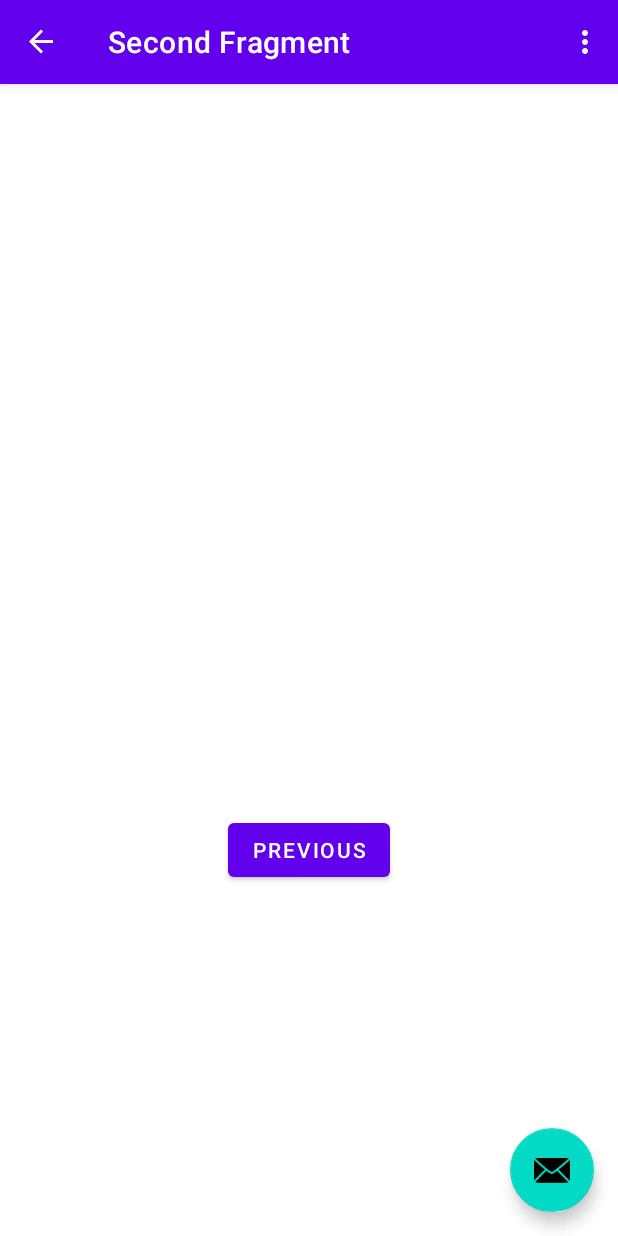
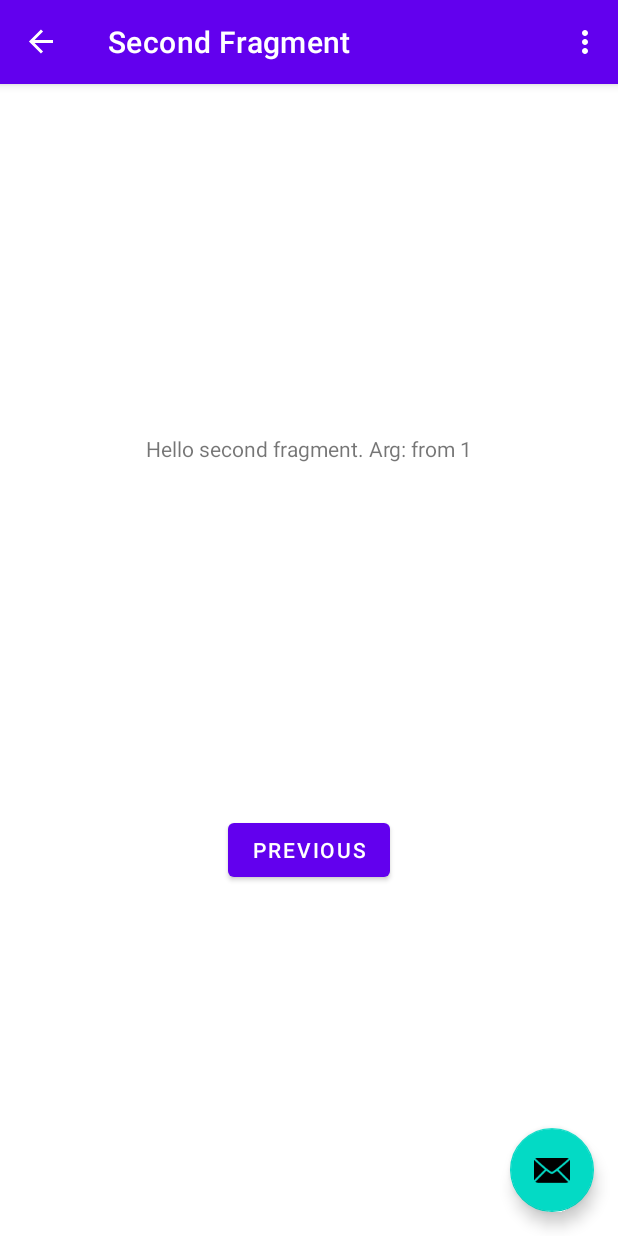
Before and after one commit to remixgrjp/StudyBasicActivityTemplate, an Android app: the screen it shows after launch (MainActivity), after a tap on "NEXT", on a phone screen of 412 x 824 dp. Run offline under Robolectric (Android 15) with nearby library versions, the phone set to English and light mode, and no system bars; our stand-ins replace navigation-ui.

Commit message:
First fragment send messages -> Second fragment receive messages.

```diff
--- a/app/src/main/java/asia/remix/myfragment/FirstFragment.java
+++ b/app/src/main/java/asia/remix/myfragment/FirstFragment.java
@@ -34,7 +34,9 @@ public class FirstFragment extends Fragment{
 		button.setOnClickListener( new View.OnClickListener(){
 			@Override
 			public void onClick( View view ){
-				NavHostFragment.findNavController( FirstFragment.this ).navigate( R.id.action_FirstFragment_to_SecondFragment );
+				Bundle bundle= new Bundle();
+				bundle.putString( SecondFragment.KEY, "from 1" );
+				NavHostFragment.findNavController( FirstFragment.this ).navigate( R.id.action_FirstFragment_to_SecondFragment, bundle );
 			}
 		} );
 	}
--- a/app/src/main/java/asia/remix/myfragment/SecondFragment.java
+++ b/app/src/main/java/asia/remix/myfragment/SecondFragment.java
@@ -6,13 +6,16 @@ import android.view.LayoutInflater;
 import android.view.View;
 import android.view.ViewGroup;
 import android.widget.Button;
+import android.widget.TextView;
 
 import androidx.annotation.NonNull;
 import androidx.fragment.app.Fragment;
+import androidx.fragment.app.FragmentResultListener;
 import androidx.navigation.fragment.NavHostFragment;
 
 public class SecondFragment extends Fragment{
 	static final String TAG= "SecondFragment";
+	static final String KEY= "SecondFragment";//for recevie key
 
 	@Override
 	public void onCreate( Bundle savedInstanceState ){
@@ -37,6 +40,11 @@ public class SecondFragment extends Fragment{
 				NavHostFragment.findNavController( SecondFragment.this ).navigate( R.id.action_SecondFragment_to_FirstFragment );
 			}
 		} );
+
+		TextView textView = view.findViewById( R.id.textview_second );
+		Bundle b= ( null == getArguments() ? new Bundle() : getArguments() );
+		String s= requireActivity().getString( R.string.hello_second_fragment );
+		textView.setText( String.format( s, b.getString( KEY, "-" ) ) );
 	}
 
 	@Override
```
